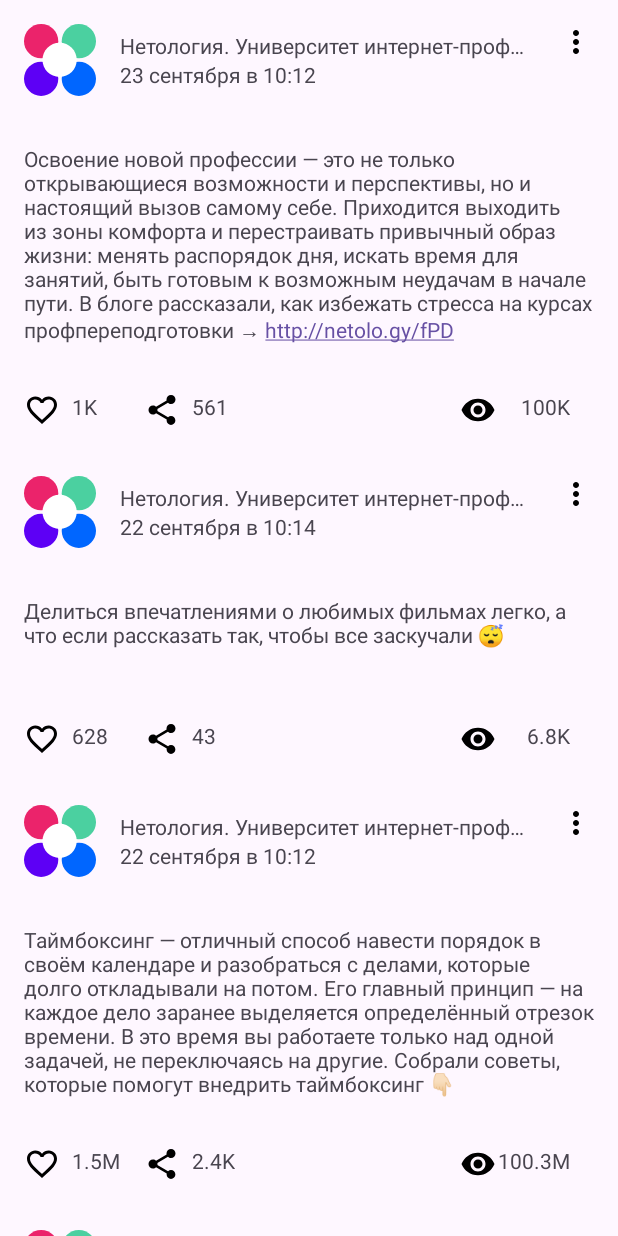
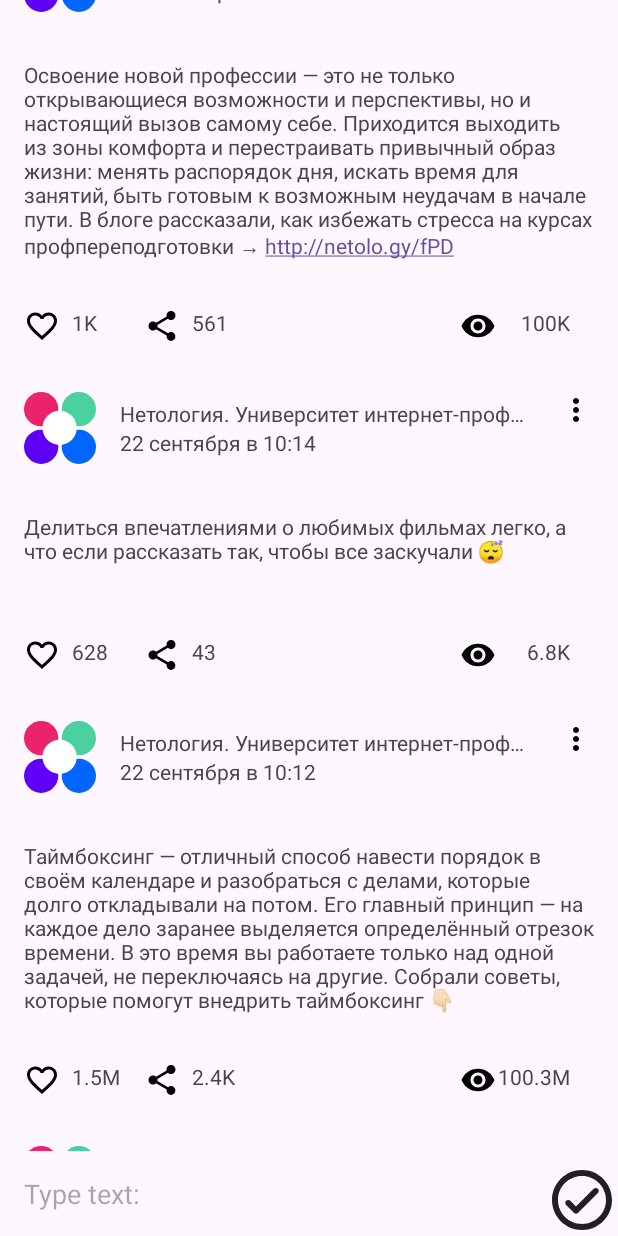
Before and after one commit to VnukovaPolina/NMedia, an Android app: the screen it shows after launch (MainActivity), on a phone screen of 412 x 824 dp. Run offline under Robolectric (Android 15) with nearby library versions, the phone set to English and light mode, and no system bars.

Commit message:
CRUD homework process (first realization)

```diff
--- a/app/src/main/java/ru/netology/nmedia/MainActivity.kt
+++ b/app/src/main/java/ru/netology/nmedia/MainActivity.kt
@@ -1,34 +1,53 @@
 package ru.netology.nmedia
 
 import android.os.Bundle
-import android.widget.ImageButton
+import android.widget.Toast
 import androidx.activity.enableEdgeToEdge
 import androidx.activity.viewModels
 import androidx.appcompat.app.AppCompatActivity
-import androidx.core.view.ViewCompat
-import androidx.core.view.WindowInsetsCompat
-import androidx.lifecycle.ViewModel
 import ru.netology.nmedia.adapter.PostsAdapter
 import ru.netology.nmedia.databinding.ActivityMainBinding
-import ru.netology.nmedia.dto.Post
 import ru.netology.nmedia.viewmodel.PostViewModel
 
 class MainActivity : AppCompatActivity() {
     override fun onCreate(savedInstanceState: Bundle?) {
         super.onCreate(savedInstanceState)
+        enableEdgeToEdge()
         val binding = ActivityMainBinding.inflate(layoutInflater)
         setContentView(binding.root)
 
         val viewModel: PostViewModel by viewModels()
+
         val adapter = PostsAdapter({
             viewModel.likeById(it.id)
         }, {
             viewModel.shareById(it.id)
+        }, {
+            viewModel.deleteById(it.id)
         }
         )
+
         binding.list.adapter = adapter
+
         viewModel.data.observe(this) { posts ->
-            adapter.submitList(posts)
+            val new = adapter.currentList.size < posts.size
+            adapter.submitList(posts) {
+                if (new) {
+                    binding.list.smoothScrollToPosition(0)
+                }
+            }
+        }
+
+        binding.save.setOnClickListener {
+            val text = binding.content.text.toString()
+            if (text.isBlank()) {
+                Toast.makeText(this, R.string.empty_content, Toast.LENGTH_LONG).show()
+                return@setOnClickListener
+            }
+            viewModel.saveContent(text)
+
+            binding.content.setText("")
+            binding.content.clearFocus()
         }
     }
 }
--- a/app/src/main/java/ru/netology/nmedia/adapter/PostsAdapter.kt
+++ b/app/src/main/java/ru/netology/nmedia/adapter/PostsAdapter.kt
@@ -2,6 +2,7 @@ package ru.netology.nmedia.adapter
 
 import android.view.LayoutInflater
 import android.view.ViewGroup
+import android.widget.PopupMenu
 import androidx.recyclerview.widget.DiffUtil
 import androidx.recyclerview.widget.ListAdapter
 import androidx.recyclerview.widget.RecyclerView
@@ -12,14 +13,16 @@ import ru.netology.nmedia.receiveStringFromNumber
 
 typealias OnLikeListener = (post: Post) -> Unit
 typealias OnShareListener = (post: Post) -> Unit
+typealias OnDeleteListener = (post: Post) -> Unit
 
 class PostsAdapter(
     private val onLikeListener: OnLikeListener,
-    private val onShareListener : OnShareListener
+    private val onShareListener : OnShareListener,
+    private val onDeleteListener: OnDeleteListener
 ) : ListAdapter<Post, PostViewHolder>(PostDiffCallback()) {
     override fun onCreateViewHolder(parent: ViewGroup, viewType: Int): PostViewHolder {
         val binding = PostCardBinding.inflate(LayoutInflater.from(parent.context), parent, false)
-        return PostViewHolder(binding, onLikeListener, onShareListener)
+        return PostViewHolder(binding, onLikeListener, onShareListener, onDeleteListener)
     }
 
     override fun onBindViewHolder(holder: PostViewHolder, position: Int) {
@@ -31,15 +34,32 @@ class PostsAdapter(
 class PostViewHolder(
     private val binding: PostCardBinding,
     private val onLikeListener: OnLikeListener,
-    private val onShareListener: OnShareListener
+    private val onShareListener: OnShareListener,
+    private val onDeleteListener: OnDeleteListener
 ) : RecyclerView.ViewHolder(binding.root) {
     fun bind(post: Post) {
         binding.apply {
             menu.setImageResource(R.drawable.baseline_more_vert_24)
+            menu.setOnClickListener {
+                PopupMenu(it.context, it).apply {
+                    inflate(R.menu.menu_resource_file)
+                    setOnMenuItemClickListener {
+                        when (it.itemId) {
+                            R.id.remove -> {
+                                onDeleteListener(post)
+                                true
+                            }
+                            else -> false
+                        }
+                    }
+                }.show()
+            }
+
             avatar.setImageResource(R.drawable.netology)
             author.text = post.author
             published.text = post.published
             content.text = post.content
+
             likesButton.setImageResource(
                 if (post.likedByMe) R.drawable.favorited_24 else R.drawable.baseline_favorite_border_24
             )
@@ -47,9 +67,11 @@ class PostViewHolder(
             likesButton.setOnClickListener{
                 onLikeListener(post)
             }
+
             sharesButton.setImageResource(R.drawable.baseline_share_24)
             sharesButton.setOnClickListener { onShareListener(post) }
             sharesCount.text = receiveStringFromNumber(post.shares)
+
             viewsIcon.setImageResource(R.drawable.eye_icon_24)
             viewsCount.text = receiveStringFromNumber(post.views)
         }
--- a/app/src/main/java/ru/netology/nmedia/repository/PostRepository.kt
+++ b/app/src/main/java/ru/netology/nmedia/repository/PostRepository.kt
@@ -7,4 +7,6 @@ interface PostRepository {
     fun getAll(): LiveData<List<Post>>
     fun likeById(id: Long)
     fun shareById(id: Long)
+    fun deleteById(id: Long)
+    fun save(post: Post, textContent: String)
 }
--- a/app/src/main/java/ru/netology/nmedia/repository/PostRepositoryInMemory.kt
+++ b/app/src/main/java/ru/netology/nmedia/repository/PostRepositoryInMemory.kt
@@ -5,9 +5,10 @@ import androidx.lifecycle.MutableLiveData
 import ru.netology.nmedia.dto.Post
 
 class PostRepositoryInMemory : PostRepository {
+    private var nextId = 1L
     private var posts = listOf(
         Post(
-            id = 9,
+            id = nextId++,
             author = "Нетология. Университет интернет-профессий будущего",
             content = "Освоение новой профессии — это не только открывающиеся возможности и перспективы, но и настоящий вызов самому себе. Приходится выходить из зоны комфорта и перестраивать привычный образ жизни: менять распорядок дня, искать время для занятий, быть готовым к возможным неудачам в начале пути. В блоге рассказали, как избежать стресса на курсах профпереподготовки → http://netolo.gy/fPD",
             published = "23 сентября в 10:12",
@@ -17,7 +18,7 @@ class PostRepositoryInMemory : PostRepository {
             views = 100_345
         ),
         Post(
-            id = 8,
+            id = nextId++,
             author = "Нетология. Университет интернет-профессий будущего",
             content = "Делиться впечатлениями о любимых фильмах легко, а что если рассказать так, чтобы все заскучали \uD83D\uDE34\n",
             published = "22 сентября в 10:14",
@@ -27,7 +28,7 @@ class PostRepositoryInMemory : PostRepository {
             views = 6_853
         ),
         Post(
-            id = 7,
+            id = nextId++,
             author = "Нетология. Университет интернет-профессий будущего",
             content = "Таймбоксинг — отличный способ навести порядок в своём календаре и разобраться с делами, которые долго откладывали на потом. Его главный принцип — на каждое дело заранее выделяется определённый отрезок времени. В это время вы работаете только над одной задачей, не переключаясь на другие. Собрали советы, которые помогут внедрить таймбоксинг \uD83D\uDC47\uD83C\uDFFB",
             published = "22 сентября в 10:12",
@@ -37,7 +38,7 @@ class PostRepositoryInMemory : PostRepository {
             views = 100_345_543
         ),
         Post(
-            id = 6,
+            id = nextId++,
             author = "Нетология. Университет интернет-профессий будущего",
             content = "\uD83D\uDE80 24 сентября стартует новый поток бесплатного курса «Диджитал-старт: первый шаг к востребованной профессии» — за две недели вы попробуете себя в разных профессиях и определите, что подходит именно вам → http://netolo.gy/fQ",
             published = "21 сентября в 10:12",
@@ -47,7 +48,7 @@ class PostRepositoryInMemory : PostRepository {
             views = 100_800
         ),
         Post(
-            id = 5,
+            id = nextId++,
             author = "Нетология. Университет интернет-профессий будущего",
             content = "Диджитал давно стал частью нашей жизни: мы общаемся в социальных сетях и мессенджерах, заказываем еду, такси и оплачиваем счета через приложения.",
             published = "20 сентября в 10:14",
@@ -57,7 +58,7 @@ class PostRepositoryInMemory : PostRepository {
             views = 110_345_765
         ),
         Post(
-            id = 4,
+            id = nextId++,
             author = "Нетология. Университет интернет-профессий будущего",
             content = "Большая афиша мероприятий осени: конференции, выставки и хакатоны для жителей Москвы, Ульяновска и Новосибирска \uD83D\uDE09",
             published = "19 сентября в 14:12",
@@ -67,7 +68,7 @@ class PostRepositoryInMemory : PostRepository {
             views = 100_345
         ),
         Post(
-            id = 3,
+            id = nextId++,
             author = "Нетология. Университет интернет-профессий будущего",
             content = "Языков программирования много, и выбрать какой-то один бывает нелегко. Собрали подборку статей, которая поможет вам начать, если вы остановили свой выбор на JavaScript.",
             published = "19 сентября в 10:24",
@@ -77,7 +78,7 @@ class PostRepositoryInMemory : PostRepository {
             views = 100_345
         ),
         Post(
-            id = 2,
+            id = nextId++,
             author = "Нетология. Университет интернет-профессий будущего",
             content = "Знаний хватит на всех: на следующей неделе разбираемся с разработкой мобильных приложений, учимся рассказывать истории и составлять PR-стратегию прямо на бесплатных занятиях \uD83D\uDC47",
             published = "18 сентября в 10:12",
@@ -87,7 +88,7 @@ class PostRepositoryInMemory : PostRepository {
             views = 100_345
         ),
         Post(
-            id = 1,
+            id = nextId++,
             author = "Нетология. Университет интернет-профессий будущего",
             content = "Привет, это новая Нетология! Когда-то Нетология начиналась с интенсивов по онлайн-маркетингу. Затем появились курсы по дизайну, разработке, аналитике и управлению. Мы растём сами и помогаем расти студентам: от новичков до уверенных профессионалов. Но самое важное остаётся с нами: мы верим, что в каждом уже есть сила, которая заставляет хотеть больше, целиться выше, бежать быстрее. Наша миссия — помочь встать на путь роста и начать цепочку перемен → http://netolo.gy/fyb",
             published = "21 мая в 18:36",
@@ -119,4 +120,25 @@ class PostRepositoryInMemory : PostRepository {
         }
         data.value = posts
     }
+
+    override fun deleteById(id: Long) {
+        posts = posts.filter {it.id != id}
+        data.value = posts
+    }
+
+    override fun save(post: Post, textContent: String) {
+        posts = listOf(
+            post.copy(
+                id = nextId++,
+                author = "Нетология. Университет интернет-профессий будущего",
+                content = textContent,
+                published = "Только что",
+                likedByMe = false,
+                likes = 0,
+                shares = 0,
+                views = 0)
+        ) + posts
+
+        data.value = posts
+    }
 }
--- a/app/src/main/java/ru/netology/nmedia/viewmodel/PostViewModel.kt
+++ b/app/src/main/java/ru/netology/nmedia/viewmodel/PostViewModel.kt
@@ -1,12 +1,34 @@
 package ru.netology.nmedia.viewmodel
 
+import androidx.lifecycle.MutableLiveData
 import androidx.lifecycle.ViewModel
+import ru.netology.nmedia.dto.Post
 import ru.netology.nmedia.repository.PostRepository
 import ru.netology.nmedia.repository.PostRepositoryInMemory
+
+private val empty = Post(
+    id = 0,
+    content = "",
+    author = "",
+    likedByMe = false,
+    published = ""
+)
 
 class PostViewModel : ViewModel() {
     private val repository: PostRepository = PostRepositoryInMemory()
     val data = repository.getAll()
+    val edited = MutableLiveData(empty)
+
+    fun saveContent(text: String) {
+        edited.value?.let {
+            repository.save(it, text)
+        }
+        edited.value = empty
+    }
+
     fun likeById(id: Long) = repository.likeById(id)
+
     fun shareById(id: Long) = repository.shareById(id)
+
+    fun deleteById(id: Long) = repository.deleteById(id)
 }
--- /dev/null
+++ b/app/src/main/res/drawable/save_post_icon.xml
@@ -0,0 +1,5 @@
+<vector xmlns:android="http://schemas.android.com/apk/res/android" android:height="48dp" android:tint="#202020" android:viewportHeight="24" android:viewportWidth="24" android:width="48dp">
+
+    <path android:fillColor="@android:color/white" android:pathData="M12,2C6.48,2 2,6.48 2,12s4.48,10 10,10 10,-4.48 10,-10S17.52,2 12,2zM12,20c-4.41,0 -8,-3.59 -8,-8s3.59,-8 8,-8 8,3.59 8,8 -3.59,8 -8,8zM15.88,8.29L10,14.17l-1.88,-1.88c-0.39,-0.39 -1.02,-0.39 -1.41,0 -0.39,0.39 -0.39,1.02 0,1.41l2.59,2.59c0.39,0.39 1.02,0.39 1.41,0L17.3,9.7c0.39,-0.39 0.39,-1.02 0,-1.41 -0.39,-0.39 -1.03,-0.39 -1.42,0z"/>
+
+</vector>
--- a/app/src/main/res/layout/activity_main.xml
+++ b/app/src/main/res/layout/activity_main.xml
@@ -1,5 +1,5 @@
 <?xml version="1.0" encoding="utf-8"?>
-<FrameLayout xmlns:android="http://schemas.android.com/apk/res/android"
+<androidx.constraintlayout.widget.ConstraintLayout xmlns:android="http://schemas.android.com/apk/res/android"
     xmlns:app="http://schemas.android.com/apk/res-auto"
     xmlns:tools="http://schemas.android.com/tools"
     android:layout_width="match_parent"
@@ -8,8 +8,42 @@
     <androidx.recyclerview.widget.RecyclerView
         android:id="@+id/list"
         android:layout_width="match_parent"
-        android:layout_height="match_parent"
+        android:layout_height="wrap_content"
         app:layoutManager="androidx.recyclerview.widget.LinearLayoutManager"
+        app:layout_constraintBottom_toTopOf="@id/content"
         tools:listitem="@layout/post_card"
         />
-</FrameLayout>
+    <androidx.constraintlayout.widget.Barrier
+        android:id="@+id/toolsTop"
+        android:layout_width="wrap_content"
+        android:layout_height="wrap_content"
+        app:barrierDirection="top"
+        app:constraint_referenced_ids="content,save" />
+
+    <EditText
+        android:id="@+id/content"
+        android:layout_width="match_parent"
+        android:layout_height="wrap_content"
+        android:background="@android:color/transparent"
+        android:hint="@string/post_text"
+        android:importantForAutofill="no"
+        android:inputType="textMultiLine"
+        android:padding="@dimen/standart_padding"
+        app:layout_constraintBottom_toBottomOf="parent"
+        app:layout_constraintEnd_toStartOf="@id/save"
+        app:layout_constraintStart_toStartOf="parent"
+        app:layout_constraintTop_toTopOf="@id/toolsTop"
+        app:layout_constraintVertical_bias="0.0" />
+
+    <ImageButton
+        android:id="@+id/save"
+        android:layout_width="wrap_content"
+        android:layout_height="wrap_content"
+        android:layout_marginTop="@dimen/standart_padding"
+        android:background="@android:color/transparent"
+        android:contentDescription="@string/description_post_save"
+        app:layout_constraintEnd_toEndOf="parent"
+        app:layout_constraintBottom_toBottomOf="parent"
+        app:srcCompat="@drawable/save_post_icon"
+        />
+</androidx.constraintlayout.widget.ConstraintLayout>
--- /dev/null
+++ b/app/src/main/res/menu/menu_resource_file.xml
@@ -0,0 +1,6 @@
+<?xml version="1.0" encoding="utf-8"?>
+<menu xmlns:android="http://schemas.android.com/apk/res/android">
+<item
+    android:id="@+id/remove"
+    android:title="@string/menu_delete" />
+</menu>
--- a/app/src/main/res/values/strings.xml
+++ b/app/src/main/res/values/strings.xml
@@ -9,4 +9,10 @@
     <string name="count100K" translatable="false">100K</string>
     <string name="count876" translatable="false">876</string>
     <string name="author">Netology. University of Internet-professions of the Future.</string>
+    <string name="menu_delete">Delete</string>
+    <string name="menu_edit">Edit</string>
+    <string name="menu_save">Save</string>
+    <string name="description_post_save">Save</string>
+    <string name="empty_content">Content can\'t be empty</string>
+    <string name="post_text">Type text:</string>
 </resources>
```
Also changed, not shown: 1 other file.
